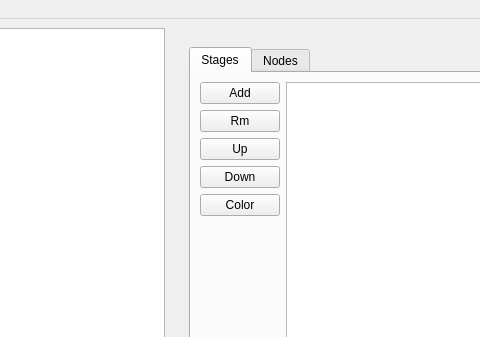
leducp/Piper, file src/editor.ui: the form before one commit; both pictures show x 585 to 1065 and y 0 to 337 of the 1147 by 821 pixel window.
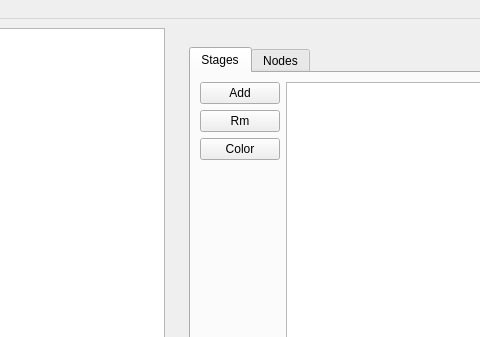
The form after the commit. Custom widgets are drawn as their Qt base class.

```diff
--- a/src/editor.ui
+++ b/src/editor.ui
@@ -73,26 +73,6 @@
            <string>Stages</string>
           </attribute>
           <layout class="QGridLayout" name="gridLayout_6">
-           <item row="0" column="0">
-            <widget class="QPushButton" name="stage_add">
-             <property name="focusPolicy">
-              <enum>Qt::ClickFocus</enum>
-             </property>
-             <property name="text">
-              <string>Add</string>
-             </property>
-            </widget>
-           </item>
-           <item row="2" column="0">
-            <widget class="QPushButton" name="stage_up">
-             <property name="focusPolicy">
-              <enum>Qt::ClickFocus</enum>
-             </property>
-             <property name="text">
-              <string>Up</string>
-             </property>
-            </widget>
-           </item>
            <item row="1" column="0">
             <widget class="QPushButton" name="stage_rm">
              <property name="focusPolicy">
@@ -103,13 +83,13 @@
              </property>
             </widget>
            </item>
-           <item row="3" column="0">
-            <widget class="QPushButton" name="stage_down">
+           <item row="2" column="0">
+            <widget class="QPushButton" name="stage_color">
              <property name="focusPolicy">
               <enum>Qt::ClickFocus</enum>
              </property>
              <property name="text">
-              <string>Down</string>
+              <string>Color</string>
              </property>
             </widget>
            </item>
@@ -129,13 +109,13 @@
              </property>
             </widget>
            </item>
-           <item row="4" column="0">
-            <widget class="QPushButton" name="stage_color">
+           <item row="0" column="0">
+            <widget class="QPushButton" name="stage_add">
              <property name="focusPolicy">
               <enum>Qt::ClickFocus</enum>
              </property>
              <property name="text">
-              <string>Color</string>
+              <string>Add</string>
              </property>
             </widget>
            </item>
```
Left out of the diff: 2 changed lines with no effect on the pictures.
